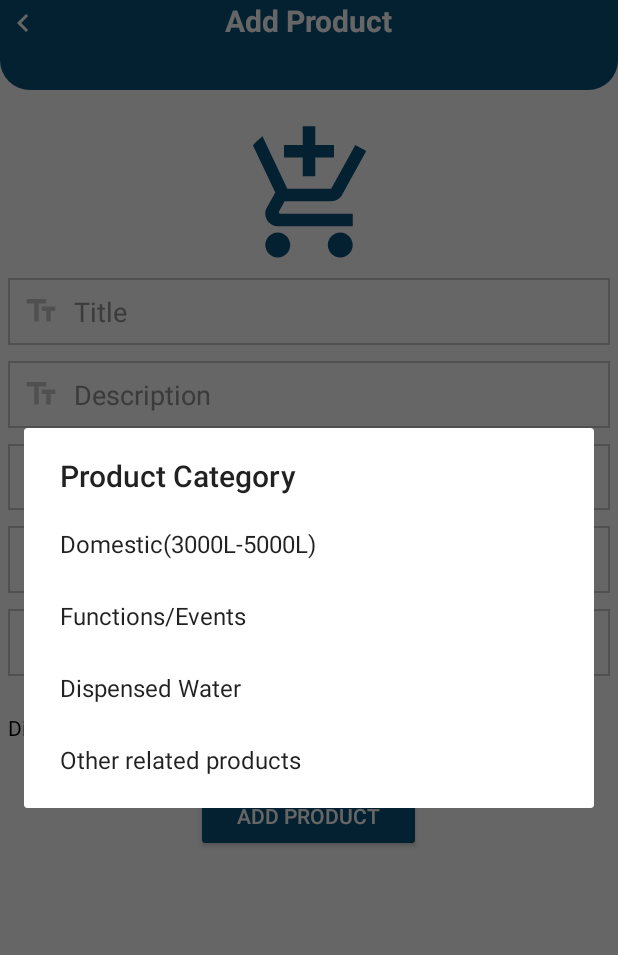
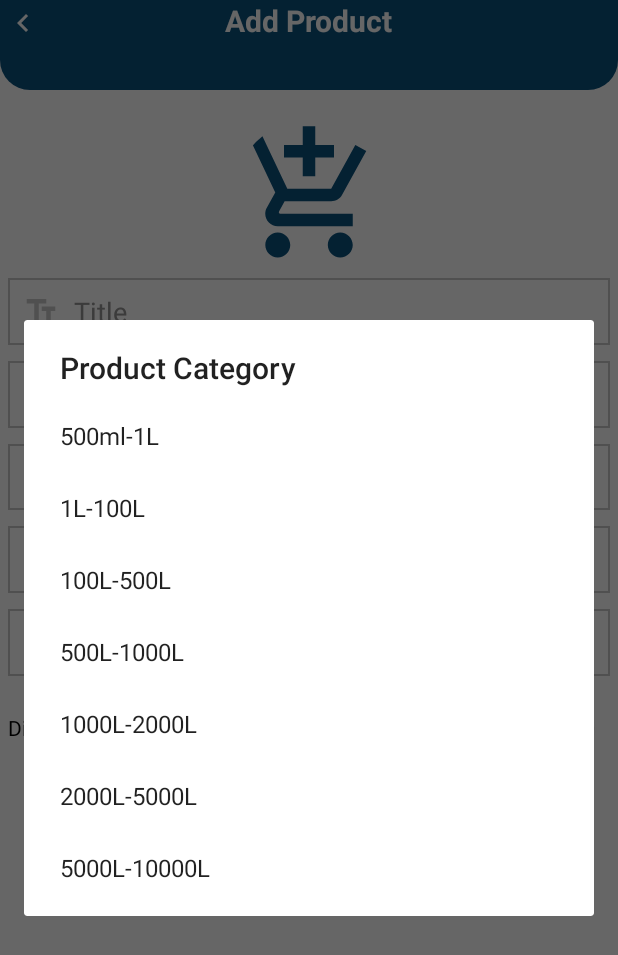
Before and after one commit to 122928/BigTuna, an Android app: the AddProductActivity screen opened directly, with no data from a screen before it, after a tap on an icon or button, on a phone screen of 412 x 824 dp. Shown: the top 955 px of the screen. Run offline under Robolectric (Android 15) with nearby library versions, the phone set to English and light mode, and no system bars; our stand-ins replace Firebase (no records; nobody signed in at launch, a user with empty details on screens opened directly); plain views replace CircularImageView; pictures from the network do not load.

Commit message:
Version 7 changes

```diff
--- a/app/src/main/java/com/kanyi/bigtuna/Constants.java
+++ b/app/src/main/java/com/kanyi/bigtuna/Constants.java
@@ -7,19 +7,25 @@ public class Constants {
 
     //product categories
     public static final String[] productCategories = {
-            "Domestic(3000L-5000L)",
-            "Functions/Events",
-            "Dispensed Water",
-            "Other related products"
+            "500ml-1L",
+            "1L-100L",
+            "100L-500L",
+            "500L-1000L",
+            "1000L-2000L",
+            "2000L-5000L",
+            "5000L-10000L"
 
     };
 
     public static final String[] productCategories1 = {
             "All",
-            "Domestic(3000L-5000L)",
-            "Functions/Events",
-            "Dispensed Water",
-            "Other related products"
+            "500ml-1L",
+            "1L-100L",
+            "100L-500L",
+            "500L-1000L",
+            "1000L-2000L",
+            "2000L-5000L",
+            "5000L-10000L"
 
     };
 
```
Also changed, not shown: app/src/main/res/layout/activity_login.xml (+6 -3 lines), app/src/main/res/layout/activity_main_seller.xml (+5 -2 lines), app/src/main/res/layout/activity_profile_edit_seller.xml (+25 -25 lines), app/src/main/res/layout/activity_profile_edit_user.xml (+21 -21 lines), app/src/main/res/layout/activity_register_seller.xml (+23 -23 lines), app/src/main/res/layout/activity_register_user.xml (+21 -21 lines).
